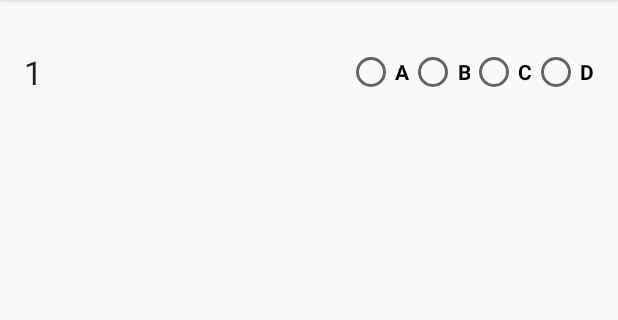
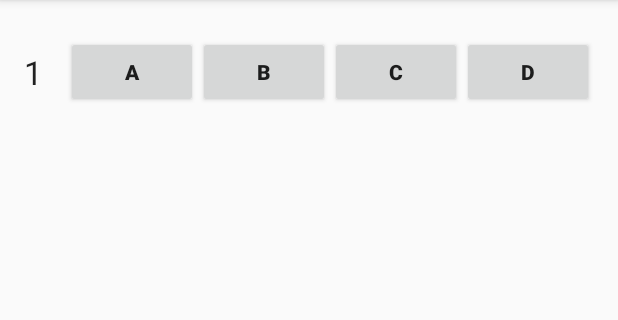
Before and after one commit to Archive-Org/Studyless, an Android app: the screen it shows after launch (MainActivity), on a phone screen of 412 x 824 dp, the part 84-404 px from its top. Run offline under Robolectric (Android 15) with nearby library versions, the phone set to English and light mode, and no system bars.

Commit message:
buttons are working and do diferent things based on a swich statement
TODO: improve bunnton handling

```diff
--- a/mobile/src/main/java/com/company/studyless/DeselectFunc.java
+++ /dev/null
@@ -1,18 +0,0 @@
-package com.company.studyless;
-
-import android.widget.RadioButton;
-
-/**
- * Created by mac on 7/6/16.
- */
-public class DeselectFunc {
-
-public void deselect(RadioButton deselectButton){
-
-    if (deselectButton.isChecked()) deselectButton.isChecked(true) = false;
-
-
-}
-
-
-}
--- a/mobile/src/main/java/com/company/studyless/MainActivity.java
+++ b/mobile/src/main/java/com/company/studyless/MainActivity.java
@@ -2,20 +2,42 @@ package com.company.studyless;
 
 import android.os.Bundle;
 import android.support.v7.app.AppCompatActivity;
-import android.widget.RadioButton;
+import android.view.View;
+import android.widget.Button;
+import android.widget.Toast;
 
 public class MainActivity extends AppCompatActivity {
 
-
-    RadioButton mbutton1a;
+    Button b1a, b1b, b1c, b1d;
 
     @Override
     protected void onCreate(Bundle savedInstanceState) {
         super.onCreate(savedInstanceState);
         setContentView(R.layout.activity_main);
-        mbutton1a = findViewById(R.id.radioButton1a);
+        b1a = (Button) findViewById(R.id.B1a);
+
+
+    }
+
+
+    public void buttonclicklistener(View v) {
+        String text = "bad";
+        switch (v.getId()) {
+            case R.id.B1a:
+                text = "a";
+                break;
+            case R.id.B1b:
+                text = "b";
+                break;
+            case R.id.B1c:
+                text = "c";
+                break;
+        }
+
+        Toast.makeText(getApplicationContext(), text, Toast.LENGTH_SHORT).show();
 
 
 
     }
+
 }
--- a/mobile/src/main/res/layout/activity_main.xml
+++ b/mobile/src/main/res/layout/activity_main.xml
@@ -11,9 +11,9 @@
     tools:context="com.company.studyless.MainActivity">
 
     <LinearLayout
-        android:orientation="vertical"
         android:layout_width="match_parent"
-        android:layout_height="match_parent">
+        android:layout_height="match_parent"
+        android:orientation="vertical">
 
         <TableRow
             android:layout_width="match_parent"
@@ -25,73 +25,81 @@
                 android:layout_height="match_parent">
 
                 <TextView
+                    android:id="@+id/textView"
                     android:layout_width="wrap_content"
                     android:layout_height="wrap_content"
-                    android:textAppearance="?android:attr/textAppearanceLarge"
+                    android:layout_alignParentStart="true"
+                    android:layout_centerVertical="true"
                     android:text="1"
-                    android:id="@+id/textView"
-                    android:layout_centerVertical="true"
-                    android:layout_alignParentStart="true"/>
+                    android:textAppearance="?android:attr/textAppearanceLarge"/>
 
-                <RadioButton
+                <Button
+                    android:id="@+id/B1d"
                     android:layout_width="wrap_content"
                     android:layout_height="wrap_content"
-                    android:text="D"
-                    android:id="@+id/radioButton1d"
+                    android:layout_alignParentEnd="true"
                     android:layout_centerVertical="true"
-                    android:layout_alignParentEnd="true"
+                    android:allowUndo="true"
                     android:checked="false"
                     android:clickable="true"
                     android:enabled="true"
+                    android:onClick="buttonclicklistener"
                     android:singleLine="true"
+                    android:text="D"
                     android:textAlignment="center"
-                    android:textStyle="bold"
-                    android:allowUndo="true"/>
+                    android:textStyle="bold"/>
 
-                <RadioButton
+                <Button
+                    android:id="@+id/B1c"
                     android:layout_width="wrap_content"
                     android:layout_height="wrap_content"
-                    android:text="C"
-                    android:id="@+id/radioButton1c"
+                    android:layout_centerVertical="true"
+                    android:layout_toStartOf="@+id/B1d"
+                    android:allowUndo="true"
                     android:checked="false"
                     android:clickable="true"
                     android:enabled="true"
+                    android:onClick="buttonclicklistener"
                     android:singleLine="true"
+                    android:text="C"
                     android:textAlignment="center"
-                    android:textStyle="bold"
-                    android:layout_centerVertical="true"
-                    android:layout_toStartOf="@+id/radioButton1d"/>
+                    android:textStyle="bold"/>
 
-                <RadioButton
+                <Button
+                    android:id="@+id/B1b"
                     android:layout_width="wrap_content"
                     android:layout_height="wrap_content"
-                    android:text="B"
-                    android:id="@+id/radioButton1b"
+                    android:layout_centerVertical="true"
+                    android:layout_toStartOf="@+id/B1c"
+                    android:allowUndo="true"
                     android:checked="false"
                     android:clickable="true"
                     android:enabled="true"
+                    android:onClick="buttonclicklistener"
                     android:singleLine="true"
+                    android:text="B"
                     android:textAlignment="center"
-                    android:textStyle="bold"
-                    android:layout_centerVertical="true"
-                    android:layout_toStartOf="@+id/radioButton1c"/>
+                    android:textStyle="bold"/>
 
-                <RadioButton
+                <Button
+                    android:id="@+id/B1a"
                     android:layout_width="wrap_content"
                     android:layout_height="wrap_content"
-                    android:text="A"
-                    android:id="@+id/radioButton1a"
+                    android:layout_centerVertical="true"
+                    android:layout_toStartOf="@+id/B1b"
+                    android:allowUndo="true"
                     android:checked="false"
                     android:clickable="true"
                     android:enabled="true"
+                    android:onClick="buttonclicklistener"
                     android:singleLine="true"
+                    android:text="A"
                     android:textAlignment="center"
                     android:textStyle="bold"
-                    android:layout_centerVertical="true"
-                    android:layout_toStartOf="@+id/radioButton1b"
                     android:translationZ="5dp"/>
 
             </RelativeLayout>
         </TableRow>
+
     </LinearLayout>
 </RelativeLayout>
```
